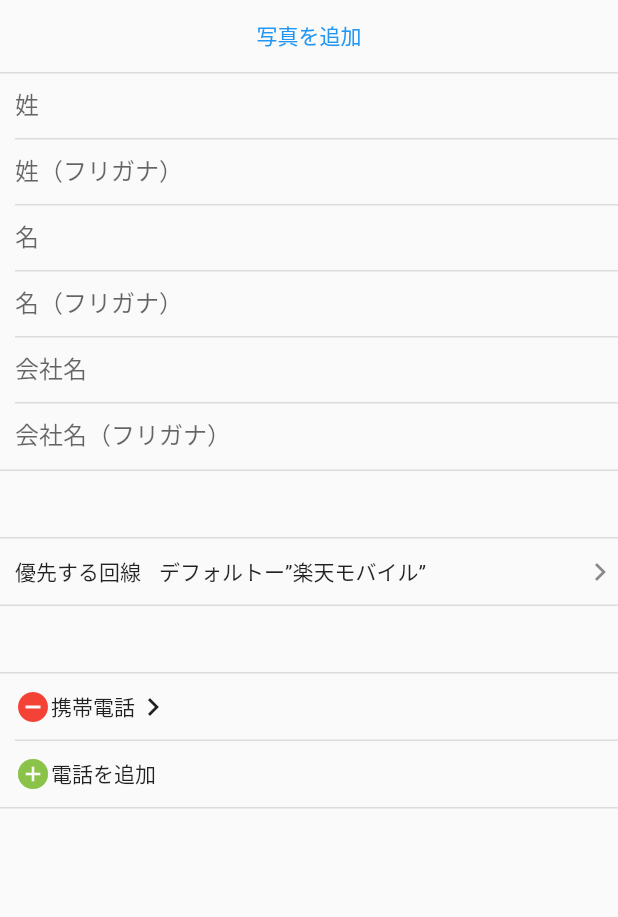
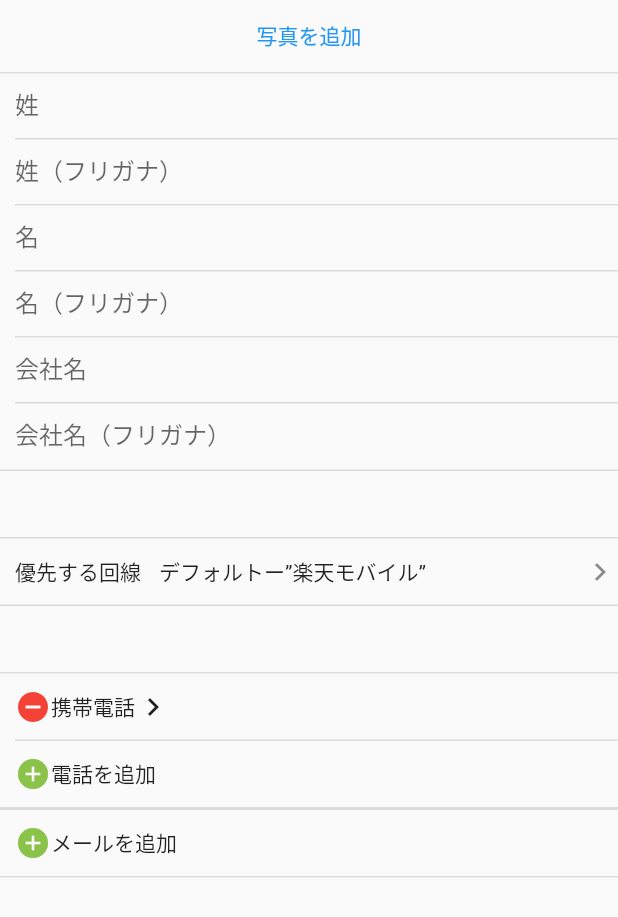
Before and after one commit to Aniokrait/mock_ios_phone_app, a Flutter app: the _ContactForm widget shown alone on an empty page, opened directly, on a phone screen of 412 x 824 dp. Shown: the top 917 px of the screen. Run offline on Flutter 3.47's test engine with Material 2 defaults, Android fonts, the phone set to English and light mode, and no system bars; our stand-ins replace flutter_riverpod.

Commit message:
メールフィールド実装完了

```diff
--- a/lib/data/abst_state_notifier.dart
+++ b/lib/data/abst_state_notifier.dart
@@ -5,7 +5,7 @@ import 'package:collection/collection.dart';
 // AbstStateNotifierのgeneicsにはListは必要ない。StateNotifierの方でList<T>と定義する
 abstract class AbstStateNotifier<V extends DataType> extends StateNotifier<List<V>> {
   // サブクラスで定義した関数をスーパークラスに渡す
-  AbstStateNotifier(V initialV) : super([initialV]);
+  AbstStateNotifier(V? initialV) : super(initialV != null ? [initialV] : []);
 
   int length(){
     return state.length;
--- a/lib/pages/new_contact_page.dart
+++ b/lib/pages/new_contact_page.dart
@@ -8,6 +8,7 @@ import 'package:mock_ios_phone_app/pages/widgets/decorated_text_form_field.dart'
 import 'package:mock_ios_phone_app/pages/widgets/design_rules.dart';
 import 'package:collection/collection.dart';
 
+import '../data/email_type.dart';
 import '../data/phone_type.dart';
 import 'dial_page.dart';
 
@@ -54,7 +55,7 @@ class _ContactForm extends ConsumerWidget {
                 ),
                 _PhoneNumbersField(),
                 // メール
-
+                _EmailField(),
                 // 着信音
 
                 // メッセージ
@@ -168,7 +169,9 @@ class _PhoneNumbersField extends ConsumerWidget {
                       padding: const EdgeInsets.only(left: 0),
                       onPressed: () {
                         ref.read(phoneTypesProvider.notifier).removeAt(index);
-                        ref.read(phoneNumbersTextEditControllers).removeAt(index);
+                        ref
+                            .read(phoneNumbersTextEditControllers)
+                            .removeAt(index);
                       },
                     ),
                     Text(element.type.name),
@@ -176,8 +179,10 @@ class _PhoneNumbersField extends ConsumerWidget {
                     Expanded(
                       child: TextFormField(
                         keyboardType: TextInputType.phone,
-                        decoration: const InputDecoration(border: InputBorder.none),
-                        controller: ref.watch(phoneNumbersTextEditControllers)[index],
+                        decoration:
+                            const InputDecoration(border: InputBorder.none),
+                        controller:
+                            ref.watch(phoneNumbersTextEditControllers)[index],
                       ),
                     ),
                     //Text(element.value),
@@ -238,4 +243,78 @@ class _PhoneNumbersField extends ConsumerWidget {
   }
 }
 
-final phoneNumbersTextEditControllers = StateProvider.autoDispose<List<TextEditingController>>((ref) => [TextEditingController(text: ref.read(inputPhoneNumber))]);
+class _EmailField extends ConsumerWidget {
+  const _EmailField({Key? key}) : super(key: key);
+
+  @override
+  Widget build(BuildContext context, WidgetRef ref) {
+    List<Widget> inputFields = ref
+        .watch(emailTypesProvider)
+        .mapIndexed(
+          (index, element) => Container(
+            decoration: const BoxDecoration(
+              border: Border(
+                bottom: BorderSide(color: lineColor),
+              ),
+            ),
+            child: SizedBox(
+              height: itemHeight,
+              child: Row(
+                children: [
+                  IconButton(
+                    icon: const Icon(
+                      Icons.remove_circle,
+                      color: Colors.red,
+                    ),
+                    constraints: const BoxConstraints(
+                      minWidth: 0,
+                      minHeight: kMinInteractiveDimension,
+                    ),
+                    padding: const EdgeInsets.only(left: 0),
+                    onPressed: () {
+                      ref.read(emailTypesProvider.notifier).removeAt(index);
+                      ref.read(emailTextEditControllers).removeAt(index);
+                    },
+                  ),
+                  Text(element.type.name),
+                  const Icon(Icons.chevron_right),
+                  Expanded(
+                    child: TextFormField(
+                      keyboardType: TextInputType.phone,
+                      decoration:
+                          const InputDecoration(border: InputBorder.none),
+                      controller: ref.watch(emailTextEditControllers)[index],
+                    ),
+                  ),
+                  //Text(element.value),
+                ],
+              ),
+            ),
+          ),
+        )
+        .toList();
+
+    return DecoratedContainer(
+      child: Column(
+        children: [
+          ...inputFields,
+          //メールを追加行
+          AddLineRow(
+            title: 'メールを追加',
+            provider: emailTypesProvider,
+            labelValues: EmailType.values,
+            contactItem: ContactItem.email,
+            textEditControllers: emailTextEditControllers,
+          ),
+        ],
+      ),
+    );
+  }
+}
+
+final phoneNumbersTextEditControllers =
+    StateProvider.autoDispose<List<TextEditingController>>(
+        (ref) => [TextEditingController(text: ref.read(inputPhoneNumber))]);
+final emailTextEditControllers =
+    StateProvider.autoDispose<List<TextEditingController>>(
+        (ref) => [TextEditingController()]);
--- a/lib/pages/widgets/add_line_row.dart
+++ b/lib/pages/widgets/add_line_row.dart
@@ -2,6 +2,7 @@ import 'package:flutter/material.dart';
 import 'package:flutter_riverpod/flutter_riverpod.dart';
 import 'package:mock_ios_phone_app/data/contact_item.dart';
 import 'package:mock_ios_phone_app/data/data_type.dart';
+import 'package:mock_ios_phone_app/data/email_type.dart';
 import '../../data/abst_state_notifier.dart';
 import '../../data/phone_type.dart';
 import '../new_contact_page.dart';
@@ -43,13 +44,15 @@ class AddLineRow<E extends Enum> extends ConsumerWidget {
       currentRows.add(createDataType(labelValues[0]));
     }
 
-    read(phoneNumbersTextEditControllers.notifier).state.add(TextEditingController());
+    read(textEditControllers.notifier).state.add(TextEditingController());
   }
 
   DataType createDataType(E targetType) {
     switch (contactItem) {
       case ContactItem.phone:
         return NumberOfPhoneType(type: targetType as PhoneType, value: '');
+      case ContactItem.email:
+        return AddressOfEmailType(type: targetType as EmailType, value: '');
       default:
         throw UnimplementedError();
     }
```
Also changed, not shown: lib/data/email_type.dart (added, +73 -0 lines), lib/data/phone_type.dart (+4 -4 lines).
